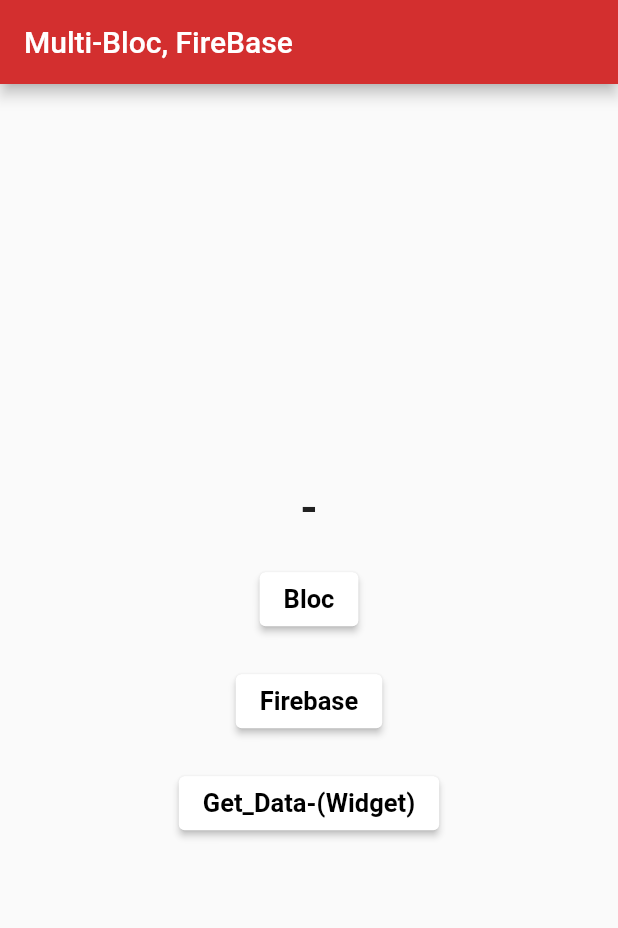
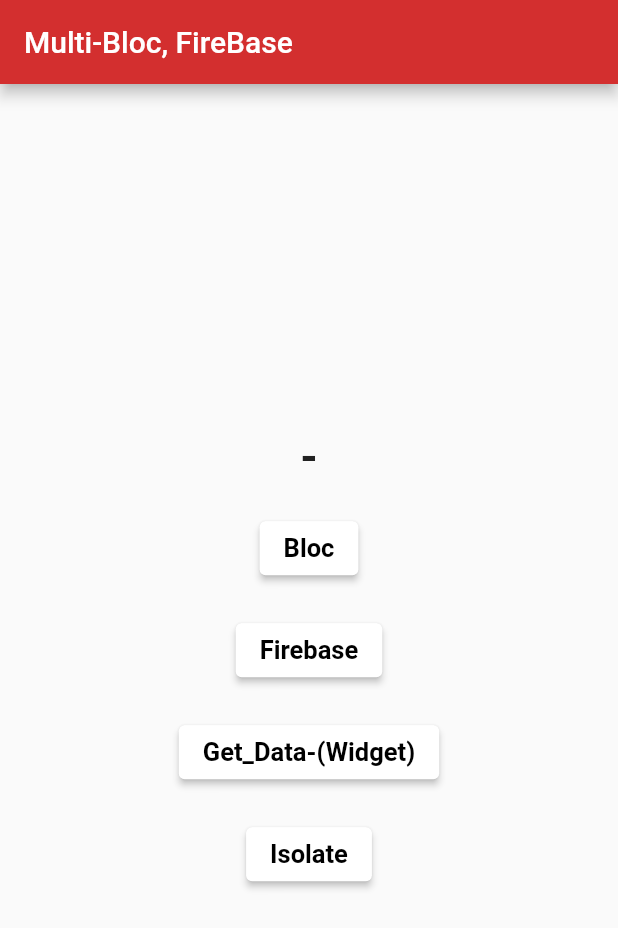
Before and after one commit to dikynugraha1111/Flutter_Multi_Bloc_Plugin, a Flutter app: the screen it shows after launch, on a phone screen of 412 x 824 dp. Shown: the top 928 px of the screen. Run offline on Flutter 3.47's test engine with Material 2 defaults, Android fonts, the phone set to English and light mode, and no system bars; our stand-ins replace bloc, cloud_firestore, connectivity, equatable, firebase_core, flutter_bloc and 2 more; missing offline and left inert: cloud_firestore_web, connectivity_for_web, firebase_core_web; accounts and stored records are empty.

Commit message:
Add Isolate

```diff
--- a/lib/UI/Main_Page.dart
+++ b/lib/UI/Main_Page.dart
@@ -1,6 +1,7 @@
 import 'package:flutter/material.dart';
 import 'package:flutter_bloc/flutter_bloc.dart';
 import 'package:flutterplugin/UI/Change_Pange.dart';
+import 'package:flutterplugin/UI/Isolate.dart';
 import 'package:flutterplugin/UI/Main_On_Off.dart';
 import 'package:flutterplugin/bloc/color_bloc.dart';
 import 'package:flutterplugin/bloc/counter_bloc.dart';
@@ -104,6 +105,27 @@
                         fontWeight: FontWeight.w600,
                         fontSize: 17.0),
                   ),
+                ),
+
+                new SizedBox(
+                  height: 20.0,
+                ),
+                new ElevatedButton(
+                  style: ElevatedButton.styleFrom(
+                      primary: Colors.white, shadowColor: Colors.black),
+                  onPressed: () {
+                    Navigator.of(context).push(
+                        new MaterialPageRoute(builder: (BuildContext context) {
+                      return Isolate(); //! Ganti Bung
+                    }));
+                  },
+                  child: new Text(
+                    "Isolate",
+                    style: TextStyle(
+                        color: Colors.black,
+                        fontWeight: FontWeight.w600,
+                        fontSize: 17.0),
+                  ),
                 )
 
                 // new Row(
--- a/lib/main.dart
+++ b/lib/main.dart
@@ -62,3 +62,5 @@
     );
   }
 }
+
+//! vscode://vscode.github-authentication/did-authenticate?windowid=1&code=e6084e48c0f71ebc452f&state=abb2d430-5c7e-43eb-86c3-c70284d76413
```
Also changed, not shown: lib/UI/Isolate.dart (added, +56 -0 lines).
